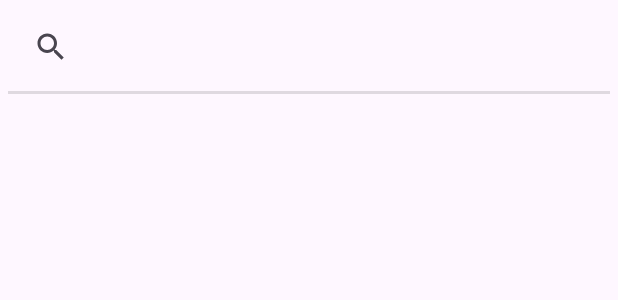
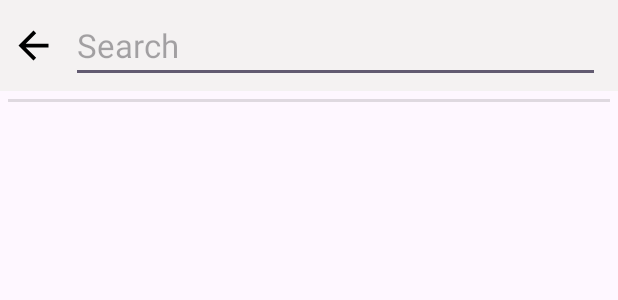
Before and after one commit to kumarvarun-09/Chitramanjari, an Android app: the layout fragment_search.xml on its own in the app's theme, with its tools: preview values and no code run, on a phone screen of 412 x 824 dp. Shown: the top 300 px of the screen. Run offline under Robolectric (Android 15) with nearby library versions, the phone set to English and light mode, and no system bars; Roboto replaces fonts that are not available here.

Commit message:
user search implementation done

```diff
--- a/app/src/main/java/com/comiccoder/chitramanjari/constants/Constants.kt
+++ b/app/src/main/java/com/comiccoder/chitramanjari/constants/Constants.kt
@@ -10,3 +10,5 @@ const val POST = "Post"                // User for storage of link of post
 const val REEL = "Reel"                // User for storage of link of reel
 const val ALL_POSTS = "All_Posts"      // User for storing of post for showing in public
 const val ALL_REELS = "All_Reels"      // User for storing of post for showing in public
+const val USER_IDS_NODE = "User_Ids_Node" // Storing Ids separately for fast access
+const val USER_POSTS_AND_REELS = "User_Posts_And_Reels"
--- /dev/null
+++ b/app/src/main/res/drawable/baseline_arrow_back_24.xml
@@ -0,0 +1,5 @@
+<vector android:autoMirrored="true" android:height="24dp"
+    android:tint="#FFFFFF" android:viewportHeight="24"
+    android:viewportWidth="24" android:width="24dp" xmlns:android="http://schemas.android.com/apk/res/android">
+    <path android:fillColor="@android:color/white" android:pathData="M20,11H7.83l5.59,-5.59L12,4l-8,8 8,8 1.41,-1.41L7.83,13H20v-2z"/>
+</vector>
--- /dev/null
+++ b/app/src/main/res/drawable/baseline_arrow_back__black_24.xml
@@ -0,0 +1,5 @@
+<vector android:autoMirrored="true" android:height="24dp"
+    android:tint="#000000" android:viewportHeight="24"
+    android:viewportWidth="24" android:width="24dp" xmlns:android="http://schemas.android.com/apk/res/android">
+    <path android:fillColor="@android:color/white" android:pathData="M20,11H7.83l5.59,-5.59L12,4l-8,8 8,8 1.41,-1.41L7.83,13H20v-2z"/>
+</vector>
--- a/app/src/main/res/layout/fragment_search.xml
+++ b/app/src/main/res/layout/fragment_search.xml
@@ -1,36 +1,56 @@
 <?xml version="1.0" encoding="utf-8"?>
-<androidx.constraintlayout.widget.ConstraintLayout xmlns:android="http://schemas.android.com/apk/res/android"
+<LinearLayout xmlns:android="http://schemas.android.com/apk/res/android"
     xmlns:app="http://schemas.android.com/apk/res-auto"
     xmlns:tools="http://schemas.android.com/tools"
     android:layout_width="match_parent"
     android:layout_height="match_parent"
-    tools:context=".fragments.SearchFragment">
+    tools:context=".fragments.SearchFragment"
+    android:orientation="vertical">
 
 
-    <SearchView
-        android:id="@+id/searchView"
+    <LinearLayout
+        android:id="@+id/llSearchView"
         android:layout_width="match_parent"
         android:layout_height="wrap_content"
-        android:layout_marginStart="10dp"
-        android:layout_marginEnd="10dp"
-        app:layout_constraintBottom_toBottomOf="@id/divider"
-        app:layout_constraintEnd_toEndOf="parent"
-        app:layout_constraintStart_toStartOf="parent"
-        app:layout_constraintTop_toTopOf="parent" />
+        android:orientation="horizontal"
+        android:background="#F4F2F2"
+        android:gravity="center">
+
+        <ImageView
+            android:id="@+id/backTop"
+            android:layout_width="30dp"
+            android:layout_height="30dp"
+            android:layout_marginStart="7dp"
+            android:onClick="topBackPressed"
+            android:src="@drawable/baseline_arrow_back__black_24"/>
+
+
+
+        <EditText
+            android:id="@+id/searchEDT"
+            android:layout_width="match_parent"
+            android:layout_height="wrap_content"
+            android:layout_marginStart="10dp"
+            android:layout_marginTop="5dp"
+            android:layout_marginEnd="12dp"
+            android:layout_marginBottom="5dp"
+            android:gravity="center_vertical"
+            android:imeOptions="actionSearch"
+            android:inputType="text"
+            android:hint="Search"
+            android:textColor="#615F5F"
+            android:textSize="22dp" />
+
+    </LinearLayout>
 
     <View
         android:id="@+id/divider"
         android:layout_width="match_parent"
         android:layout_height="2dp"
         android:layout_margin="5dp"
-        android:background="?android:attr/listDivider"
-        app:layout_constraintEnd_toEndOf="parent"
-        app:layout_constraintStart_toStartOf="parent"
-        app:layout_constraintTop_toBottomOf="@id/searchView" />
+        android:background="?android:attr/listDivider" />
     <androidx.recyclerview.widget.RecyclerView
+        android:id="@+id/searchUserRecyclerView"
         android:layout_width="match_parent"
-        android:layout_height="wrap_content"
-        app:layout_constraintEnd_toEndOf="parent"
-        app:layout_constraintStart_toStartOf="parent"
-        app:layout_constraintTop_toBottomOf="@id/divider" />
-</androidx.constraintlayout.widget.ConstraintLayout>
+        android:layout_height="wrap_content" />
+</LinearLayout>
```
Also changed, not shown: app/src/main/java/com/comiccoder/chitramanjari/adapters/SearchAdapter.kt (added, +30 -0 lines), app/src/main/java/com/comiccoder/chitramanjari/database/FirebaseDatabase.kt (+31 -14 lines), app/src/main/java/com/comiccoder/chitramanjari/fragments/SearchFragment.kt (+21 -1 lines), app/src/main/res/layout/search_rv_item.xml (+54 -3 lines).
